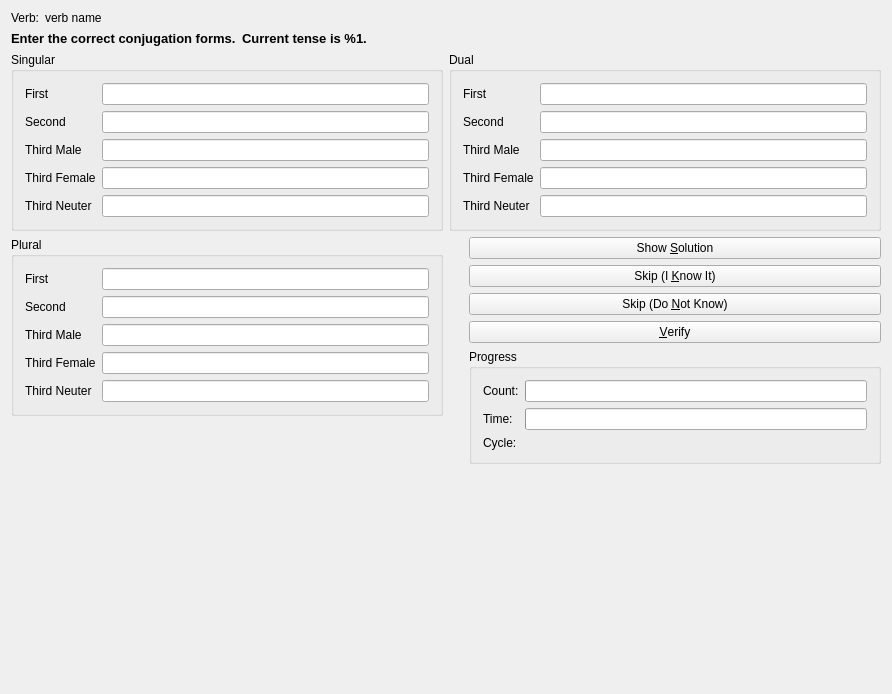
The window that src/practice/VerbQueryDlgForm.ui (KDE/parley) describes before a commit, drawn with Qt 5.
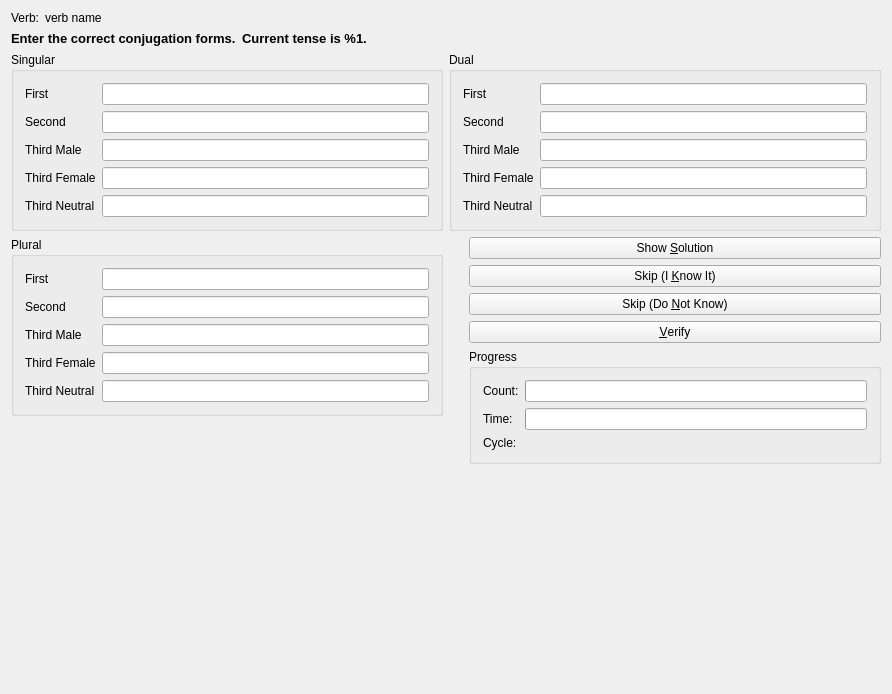
The same window after the commit.

Commit message: Use Neutral everywhere instead of Neuter. Make localization for special types work.

Diff of the .ui file:
```diff
--- a/src/practice/VerbQueryDlgForm.ui
+++ b/src/practice/VerbQueryDlgForm.ui
@@ -179,7 +179,7 @@
           <item row="4" column="0" >
            <widget class="QLabel" name="singularThirdNeuterPersonLabel" >
             <property name="text" >
-             <string>Third Neuter</string>
+             <string>Third Neutral</string>
             </property>
             <property name="buddy" >
              <cstring>singularThirdNeuterPersonLineEdit</cstring>
@@ -253,7 +253,7 @@
           <item row="4" column="0" >
            <widget class="QLabel" name="pluralThirdNeuterPersonLabel" >
             <property name="text" >
-             <string>Third Neuter</string>
+             <string>Third Neutral</string>
             </property>
             <property name="buddy" >
              <cstring>pluralThirdNeuterPersonLineEdit</cstring>
@@ -344,7 +344,7 @@
           <item row="4" column="0" >
            <widget class="QLabel" name="dualThirdNeuterPersonLabel" >
             <property name="text" >
-             <string>Third Neuter</string>
+             <string>Third Neutral</string>
             </property>
             <property name="buddy" >
              <cstring>dualThirdNeuterPersonLineEdit</cstring>
```
Left out of the diff: 18 changed lines with no effect on the pictures. The commit also changes 6 other files.
